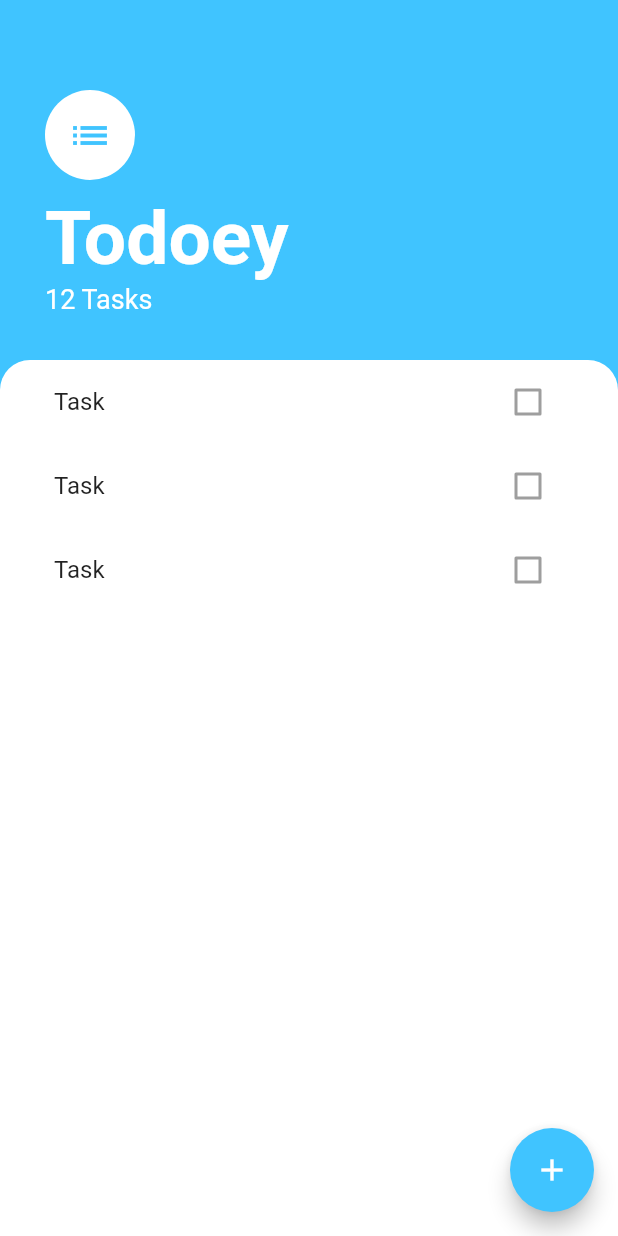
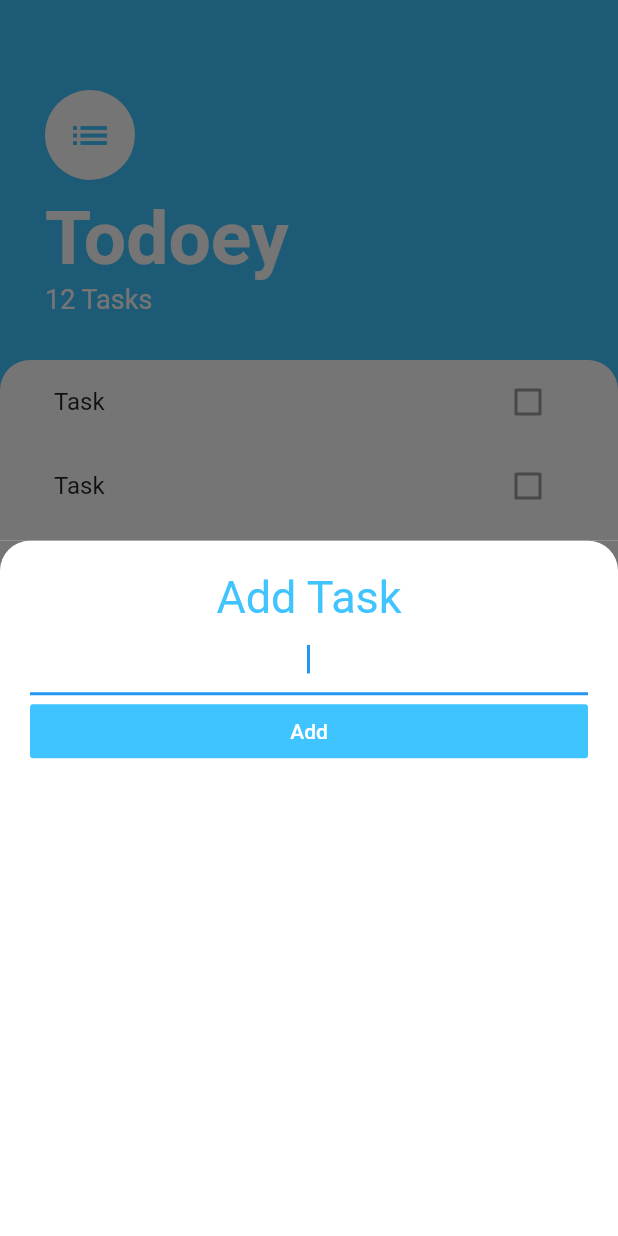
Before and after one commit to hammer0802/todoey_flutter, a Flutter app: the screen it shows after launch, after a tap on the "add" icon, on a phone screen of 412 x 824 dp. Run offline on Flutter 3.47's test engine with Material 2 defaults, Android fonts, the phone set to English and light mode, and no system bars.

```diff
--- /dev/null
+++ b/lib/screens/add_task_screen.dart
@@ -0,0 +1,50 @@
+import 'package:flutter/cupertino.dart';
+import 'package:flutter/material.dart';
+
+class AddTaskScreen extends StatelessWidget {
+  @override
+  Widget build(BuildContext context) {
+    return Container(
+      color: Color(0xFF757575),
+      child: Container(
+        padding: EdgeInsets.all(20),
+        decoration: BoxDecoration(
+          color: Colors.white,
+          borderRadius: BorderRadius.only(
+            topLeft: Radius.circular(20),
+            topRight: Radius.circular(20),
+          ),
+        ),
+        child: Column(
+          crossAxisAlignment: CrossAxisAlignment.stretch,
+          children: <Widget>[
+            Text(
+              'Add Task',
+              textAlign: TextAlign.center,
+              style: TextStyle(
+                color: Colors.lightBlueAccent,
+                fontSize: 30,
+              ),
+            ),
+            TextField(
+              autofocus: true,
+              textAlign: TextAlign.center,
+            ),
+            FlatButton(
+              child: Text(
+                'Add',
+                style: TextStyle(
+                  color: Colors.white,
+                ),
+              ),
+              color: Colors.lightBlueAccent,
+              onPressed: () {
+                //
+              },
+            ),
+          ],
+        ),
+      ),
+    );
+  }
+}
--- a/lib/screens/tasks_screen.dart
+++ b/lib/screens/tasks_screen.dart
@@ -1,5 +1,6 @@
 import 'package:flutter/material.dart';
 import 'package:todoey_flutter/widgets/tasks_list.dart';
+import 'add_task_screen.dart';
 
 class TasksScreen extends StatelessWidget {
   @override
@@ -10,7 +11,10 @@ class TasksScreen extends StatelessWidget {
         backgroundColor: Colors.lightBlueAccent,
         child: Icon(Icons.add),
         onPressed: () {
-          //
+          showModalBottomSheet(
+            context: context,
+            builder: (context) => AddTaskScreen(),
+          );
         },
       ),
       body: Column(
```
